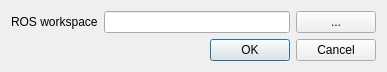
galou/freecad.cross, file resources/ui/wb_settings.ui: the form before one commit.
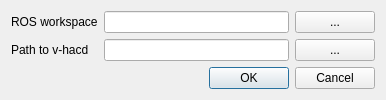
The form after the commit.

Commit message: WIP - Add settings for v-hacd path

```diff
--- a/resources/ui/wb_settings.ui
+++ b/resources/ui/wb_settings.ui
@@ -6,32 +6,15 @@
    <rect>
     <x>0</x>
     <y>0</y>
-    <width>387</width>
-    <height>71</height>
+    <width>386</width>
+    <height>97</height>
    </rect>
   </property>
   <property name="windowTitle">
    <string>Dialog</string>
   </property>
   <layout class="QGridLayout" name="gridLayout">
-   <item row="0" column="1">
-    <widget class="QLineEdit" name="lineedit_workspace"/>
-   </item>
-   <item row="0" column="0">
-    <widget class="QLabel" name="label_workspace">
-     <property name="text">
-      <string>ROS workspace</string>
-     </property>
-    </widget>
-   </item>
-   <item row="0" column="2">
-    <widget class="QPushButton" name="button_browse">
-     <property name="text">
-      <string>...</string>
-     </property>
-    </widget>
-   </item>
-   <item row="1" column="0" colspan="3">
+   <item row="2" column="0" colspan="3">
     <widget class="QDialogButtonBox" name="button_box">
      <property name="orientation">
       <enum>Qt::Horizontal</enum>
@@ -41,6 +24,40 @@
      </property>
     </widget>
    </item>
+   <item row="0" column="2">
+    <widget class="QPushButton" name="button_browse_workspace">
+     <property name="text">
+      <string>...</string>
+     </property>
+    </widget>
+   </item>
+   <item row="0" column="1">
+    <widget class="QLineEdit" name="lineedit_workspace"/>
+   </item>
+   <item row="0" column="0">
+    <widget class="QLabel" name="label_workspace">
+     <property name="text">
+      <string>ROS workspace</string>
+     </property>
+    </widget>
+   </item>
+   <item row="1" column="0">
+    <widget class="QLabel" name="label">
+     <property name="text">
+      <string>Path to v-hacd</string>
+     </property>
+    </widget>
+   </item>
+   <item row="1" column="1">
+    <widget class="QLineEdit" name="lineedit_vhacd_path"/>
+   </item>
+   <item row="1" column="2">
+    <widget class="QPushButton" name="button_browse_vhacd_path">
+     <property name="text">
+      <string>...</string>
+     </property>
+    </widget>
+   </item>
   </layout>
  </widget>
  <resources/>
```
The commit also changes 5 other files.
